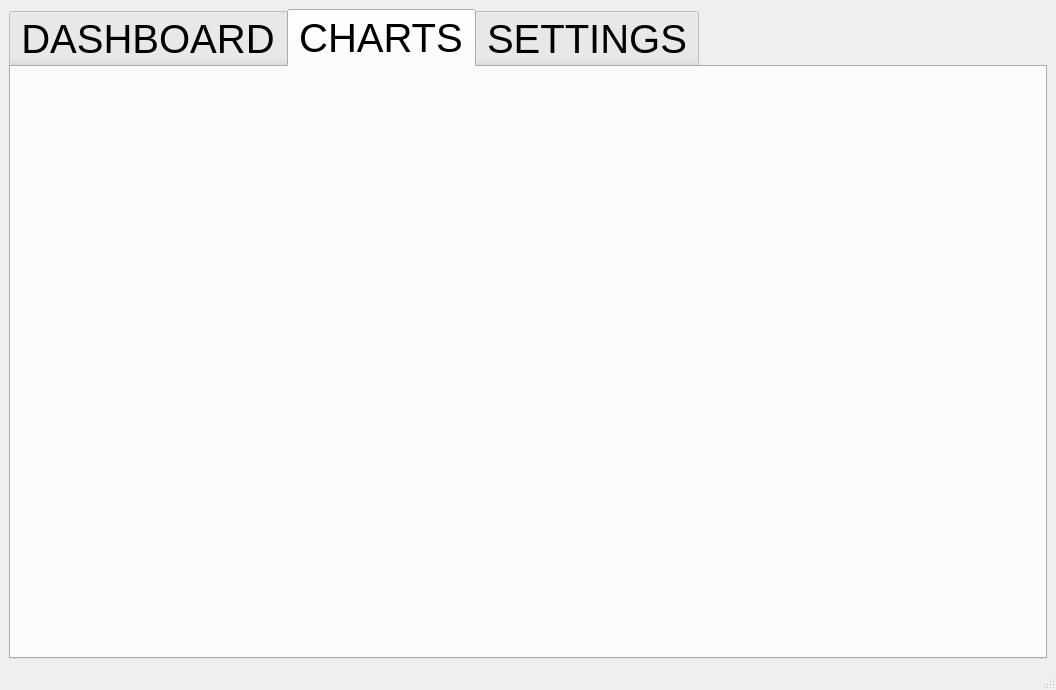
Old version of the form Qt_module/mainwindow.ui in the repository HKrecki/WDVS_Project.
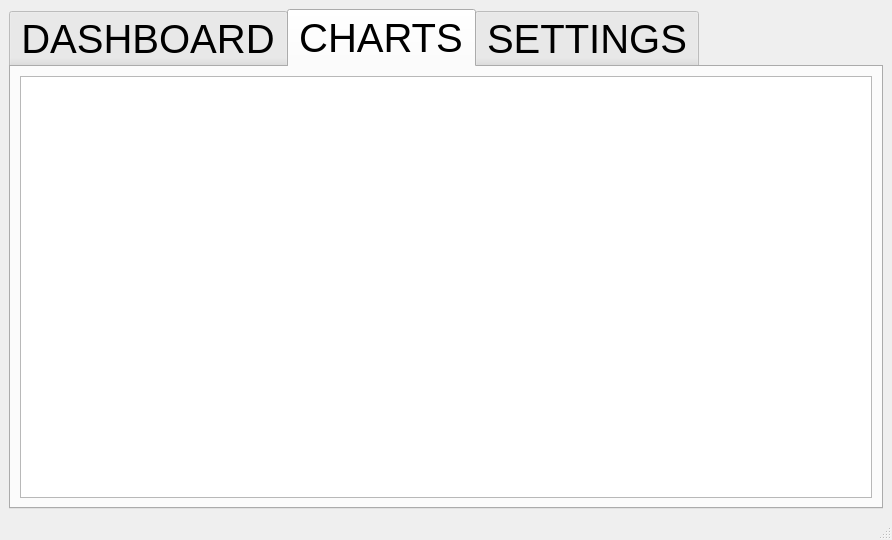
New version of the form. The open tabs and pages were chosen to show the change.

Commit message: Przypisanie najnowszych zebranych wartości do zmiennych

```diff
--- a/Qt_module/mainwindow.ui
+++ b/Qt_module/mainwindow.ui
@@ -6,8 +6,8 @@
    <rect>
     <x>0</x>
     <y>0</y>
-    <width>1056</width>
-    <height>690</height>
+    <width>892</width>
+    <height>540</height>
    </rect>
   </property>
   <property name="windowTitle">
@@ -43,6 +43,11 @@
        <attribute name="title">
         <string>CHARTS</string>
        </attribute>
+       <layout class="QGridLayout" name="gridLayout_7">
+        <item row="0" column="0">
+         <widget class="QTextEdit" name="test_textEdit"/>
+        </item>
+       </layout>
       </widget>
       <widget class="QWidget" name="SettingsTab">
        <property name="cursor">
```
Left out of the diff: 4 changed lines with no effect on the pictures. The commit also changes 2 other files.
